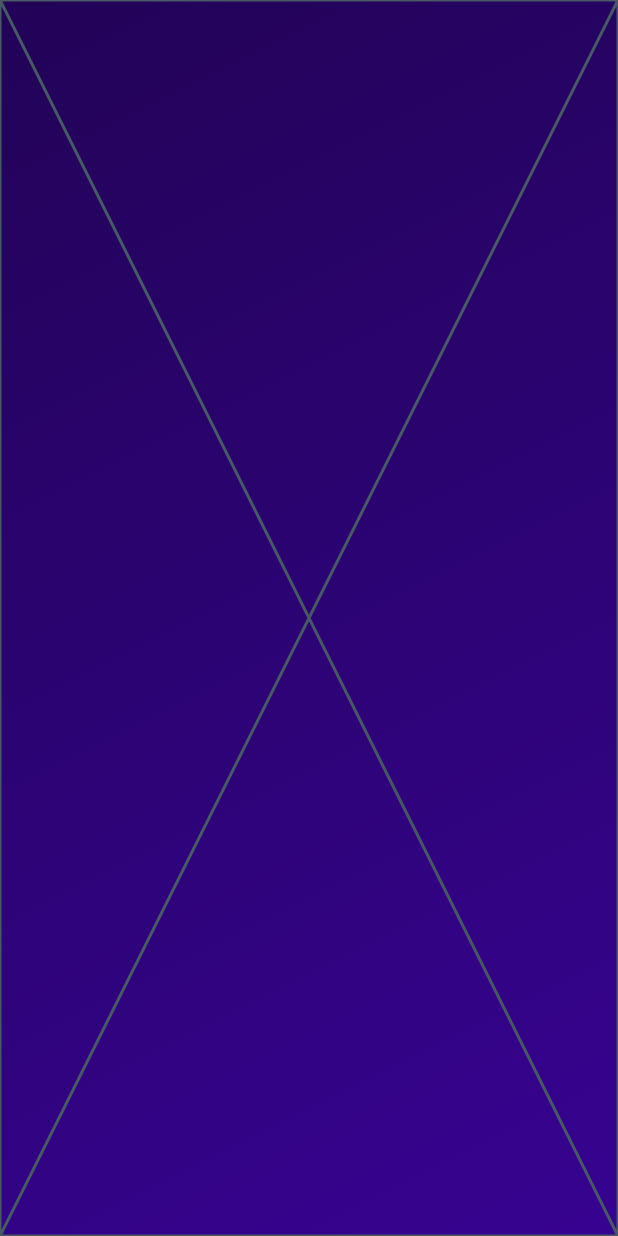
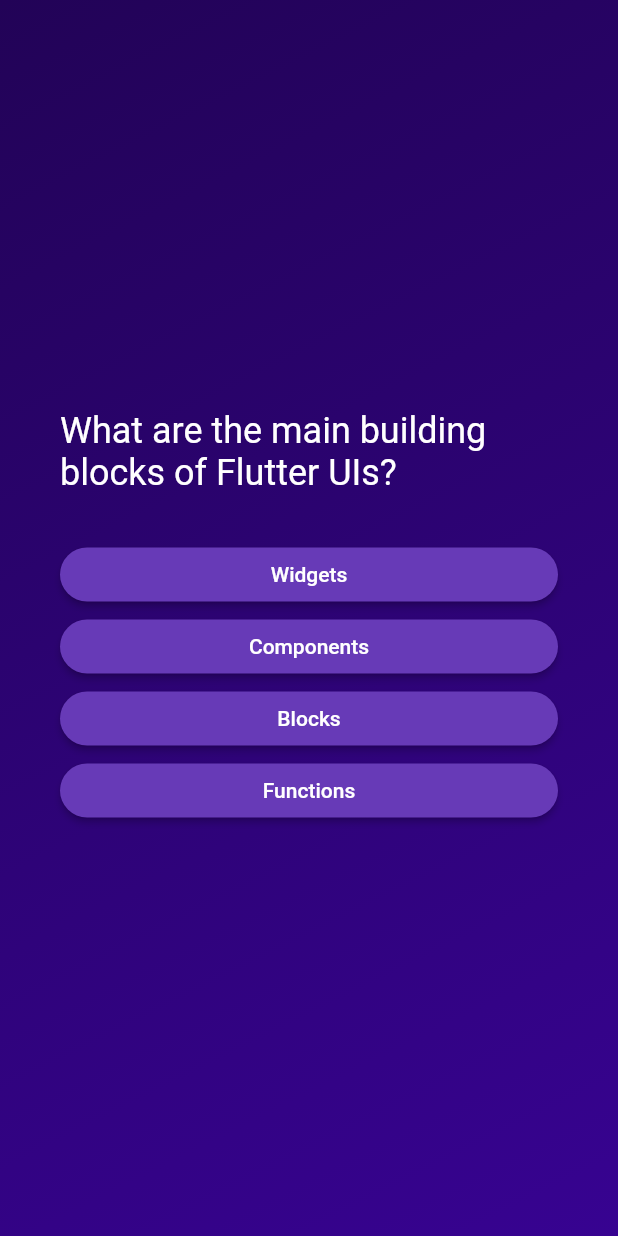
Before and after one commit to choilc/flutter_quiz_app, a Flutter app: the screen it shows after launch, after a tap on "Start Quiz", on a phone screen of 412 x 824 dp. Run offline on Flutter 3.47's test engine with Material 2 defaults, Android fonts, the phone set to English and light mode, and no system bars.

Commit message:
feat: questions

```diff
--- /dev/null
+++ b/lib/answer_button.dart
@@ -0,0 +1,28 @@
+import 'package:flutter/material.dart';
+
+class AnswerButton extends StatelessWidget {
+  const AnswerButton({
+    super.key,
+    required this.answerText,
+    required this.onTab,
+  });
+
+  final String answerText;
+  final Function() onTab;
+
+  @override
+  Widget build(BuildContext context) {
+    return ElevatedButton(
+      onPressed: onTab,
+      style: ElevatedButton.styleFrom(
+        padding: const EdgeInsets.symmetric(horizontal: 40, vertical: 10),
+        backgroundColor: Colors.deepPurple,
+        foregroundColor: Colors.white,
+        shape: RoundedRectangleBorder(
+          borderRadius: BorderRadius.circular(40),
+        ),
+      ),
+      child: Text(answerText),
+    );
+  }
+}
--- /dev/null
+++ b/lib/data/questions.dart
@@ -0,0 +1,55 @@
+import 'package:quizz_app/models/quiz_question.dart';
+
+const questions = [
+  QuizQuestion(
+    'What are the main building blocks of Flutter UIs?',
+    [
+      'Widgets',
+      'Components',
+      'Blocks',
+      'Functions',
+    ],
+  ),
+  QuizQuestion('How are Flutter UIs built?', [
+    'By combining widgets in code',
+    'By combining widgets in a visual editor',
+    'By defining widgets in config files',
+    'By using XCode for iOS and Android Studio for Android',
+  ]),
+  QuizQuestion(
+    'What\'s the purpose of a StatefulWidget?',
+    [
+      'Update UI as data changes',
+      'Update data as UI changes',
+      'Ignore data changes',
+      'Render UI that does not depend on data',
+    ],
+  ),
+  QuizQuestion(
+    'Which widget should you try to use more often: StatelessWidget or StatefulWidget?',
+    [
+      'StatelessWidget',
+      'StatefulWidget',
+      'Both are equally good',
+      'None of the above',
+    ],
+  ),
+  QuizQuestion(
+    'What happens if you change data in a StatelessWidget?',
+    [
+      'The UI is not updated',
+      'The UI is updated',
+      'The closest StatefulWidget is updated',
+      'Any nested StatefulWidgets are updated',
+    ],
+  ),
+  QuizQuestion(
+    'How should you update data inside of StatefulWidgets?',
+    [
+      'By calling setState()',
+      'By calling updateData()',
+      'By calling updateUI()',
+      'By calling updateState()',
+    ],
+  ),
+];
--- /dev/null
+++ b/lib/models/quiz_question.dart
@@ -0,0 +1,6 @@
+class QuizQuestion {
+  const QuizQuestion(this.text, this.answers);
+
+  final String text;
+  final List<String> answers;
+}
--- a/lib/question_screen.dart
+++ b/lib/question_screen.dart
@@ -1,4 +1,6 @@
 import 'package:flutter/material.dart';
+import 'package:quizz_app/answer_button.dart';
+import 'package:quizz_app/data/questions.dart';
 
 class QuestionScreen extends StatefulWidget {
   const QuestionScreen({super.key});
@@ -10,6 +12,34 @@ class QuestionScreen extends StatefulWidget {
 class _QuestionScreenState extends State<QuestionScreen> {
   @override
   Widget build(BuildContext context) {
-    return const Placeholder();
+    final currentQuestion = questions[0];
+
+    return Center(
+      child: Container(
+        padding: const EdgeInsets.symmetric(horizontal: 40),
+        child: Column(
+          mainAxisSize: MainAxisSize.min,
+          crossAxisAlignment: CrossAxisAlignment.stretch,
+          children: [
+            Text(
+              currentQuestion.text,
+              style: const TextStyle(
+                color: Colors.white,
+                fontSize: 24,
+              ),
+            ),
+            const SizedBox(
+              height: 30,
+            ),
+            ...currentQuestion.answers.map((answer) {
+              return AnswerButton(
+                answerText: answer,
+                onTab: () {},
+              );
+            }),
+          ],
+        ),
+      ),
+    );
   }
 }
--- a/lib/quiz.dart
+++ b/lib/quiz.dart
@@ -10,22 +10,24 @@ class Quiz extends StatefulWidget {
 }
 
 class _QuizState extends State<Quiz> {
-  Widget? activeScreen;
+  var activeScreen = 'start-screen';
 
-  @override
-  void initState() {
-    activeScreen = StartScreen(switchScreen);
-    super.initState();
-  }
+  final list = [1, 2, if (1 == 3) 3 else 5, 4];
 
   void switchScreen() {
     setState(() {
-      activeScreen = const QuestionScreen();
+      activeScreen = 'question-screen';
     });
   }
 
   @override
   Widget build(BuildContext context) {
+    Widget screenWidget = StartScreen(switchScreen);
+
+    if (activeScreen == 'question-screen') {
+      screenWidget = const QuestionScreen();
+    }
+
     return MaterialApp(
       home: Scaffold(
         body: Container(
@@ -39,7 +41,7 @@ class _QuizState extends State<Quiz> {
               end: Alignment.bottomRight,
             ),
           ),
-          child: activeScreen,
+          child: screenWidget,
         ),
       ),
     );
```
